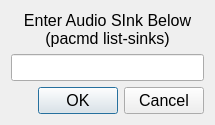
Before: the Qt Designer form src/AudioSinkDialog.ui in Inathero/leap-linux, drawn with Qt 5.
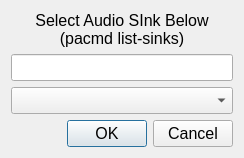
After: the same form once the commit is applied.

Commit message: AudioSinkDialog shows pacmd list-sinks by default via combobox

Patch:
```diff
--- a/src/AudioSinkDialog.ui
+++ b/src/AudioSinkDialog.ui
@@ -6,8 +6,8 @@
    <rect>
     <x>0</x>
     <y>0</y>
-    <width>215</width>
-    <height>122</height>
+    <width>244</width>
+    <height>128</height>
    </rect>
   </property>
   <property name="font">
@@ -27,7 +27,7 @@
       </font>
      </property>
      <property name="text">
-      <string>Enter Audio SInk Below
+      <string>Select Audio SInk Below
 (pacmd list-sinks)</string>
      </property>
      <property name="alignment">
@@ -42,6 +42,9 @@
      </property>
     </widget>
    </item>
+   <item>
+    <widget class="QComboBox" name="comboBox"/>
+   </item>
    <item>
     <widget class="QDialogButtonBox" name="buttonBox">
      <property name="standardButtons">
```
The commit also changes 7 other files.
